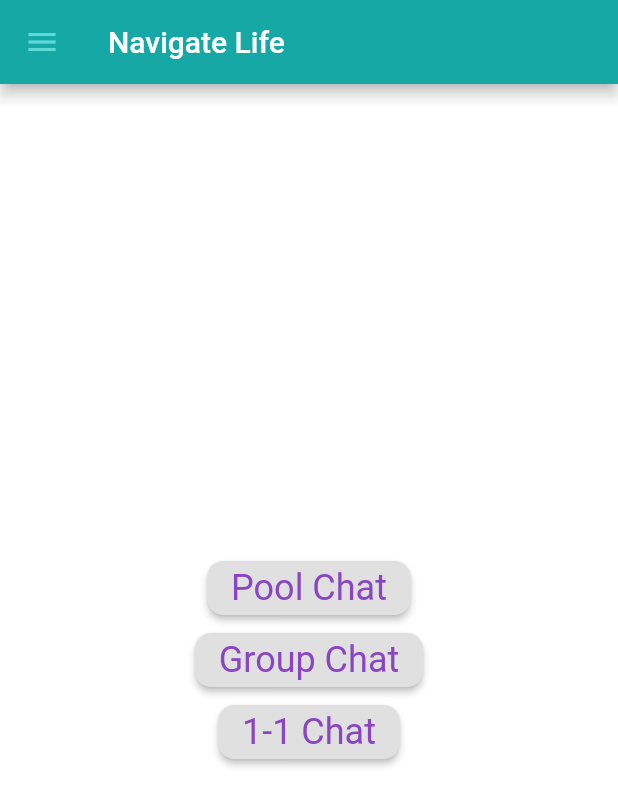
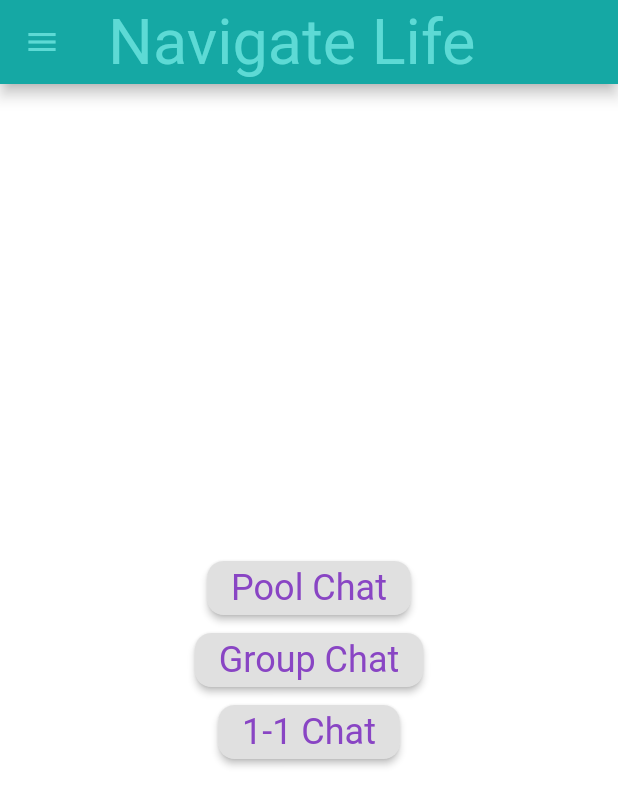
Before and after one commit to piratelicorne/swim_flutter_app, a Flutter app: the screen it shows after launch, on a phone screen of 412 x 824 dp. Shown: the top 806 px of the screen. Run offline on Flutter 3.47's test engine with Material 2 defaults, Android fonts, the phone set to English and light mode, and no system bars; Roboto replaces fonts that are missing (RobotoMono).

Commit message:
restructure completed

```diff
--- a/lib/main.dart
+++ b/lib/main.dart
@@ -1,13 +1,14 @@
 import './index.dart';
-
 void main() {
-  runApp(MaterialApp(
-    debugShowCheckedModeBanner: false,
-    title: 'Swim App Hackathon Contribution',
-    theme: AppTheme.lightTheme,
-    darkTheme: AppTheme.darkTheme,
-    home: Home(),
-  ));
+  runApp(
+    MaterialApp(
+      debugShowCheckedModeBanner: false,
+      title: 'Swim App Hackathon Contribution',
+      theme: AppTheme.lightTheme,
+      darkTheme: AppTheme.darkTheme,
+      home: Home(),
+    )
+  );
 }
 
 class Home extends StatelessWidget {
@@ -15,7 +16,10 @@ class Home extends StatelessWidget {
   Widget build(BuildContext context) {
     return Scaffold(
       appBar: AppBar(
-        title: Text('Navigate Life'),
+        title: Text(
+          'Navigate Life',
+          style: Theme.of(context).textTheme.headline,
+          ),
         leading: Padding(
           padding: const EdgeInsets.all(16),
           child: Icon(Icons.menu),
--- a/pubspec.yaml
+++ b/pubspec.yaml
@@ -38,7 +38,6 @@ dev_dependencies:
 
 # The following section is specific to Flutter.
 flutter:
-
   # The following line ensures that the Material Icons font is
   # included with your application, so that you can use the icons in
   # the material Icons class.
@@ -46,7 +45,7 @@ flutter:
 
   # To add assets to your application, add an assets section, like this:
   assets:
-    - graphics/
+    - lib/images/
 
   #   - images/a_dot_ham.jpeg
 
```
Also changed, not shown: lib/index.dart (+24 -3 lines).
